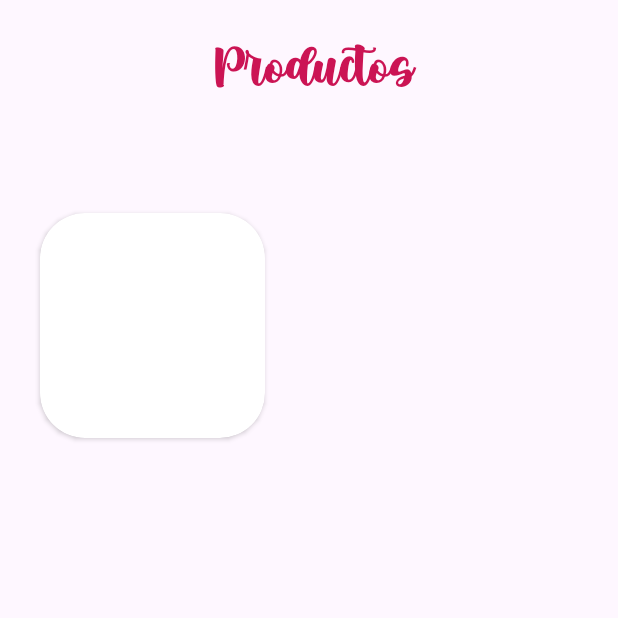
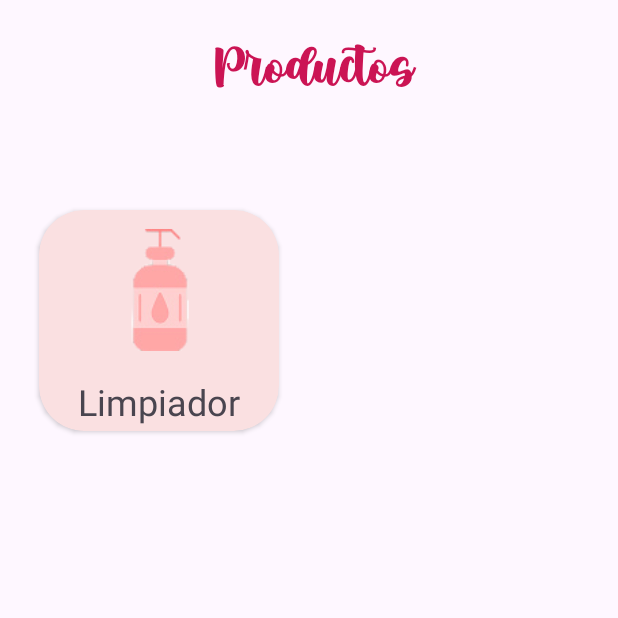
Before and after one commit to clauOrellanaA/wamans20251, an Android app: the Productos screen opened directly, with no data from a screen before it, on a phone screen of 412 x 824 dp, the top half of it. Run offline under Robolectric (Android 15) with nearby library versions, the phone set to English and light mode, and no system bars.

Commit message:
Commit Productos fase1

```diff
--- a/app/src/main/res/layout/activity_productos.xml
+++ b/app/src/main/res/layout/activity_productos.xml
@@ -18,15 +18,43 @@
         app:layout_constraintTop_toTopOf="parent"/>
 
     <androidx.cardview.widget.CardView
-        android:layout_width="150dp"
-        android:layout_height="150dp"
+        android:layout_width="160dp"
+        android:layout_height="147dp"
+        android:backgroundTint="@color/botonboton"
         app:cardCornerRadius="30dp"
         app:layout_constraintBottom_toBottomOf="parent"
         app:layout_constraintEnd_toEndOf="parent"
         app:layout_constraintHorizontal_bias="0.103"
         app:layout_constraintStart_toStartOf="parent"
         app:layout_constraintTop_toTopOf="parent"
-        app:layout_constraintVertical_bias="0.187" />
+        app:layout_constraintVertical_bias="0.183">
+
+        <LinearLayout
+            android:layout_width="match_parent"
+            android:layout_height="match_parent"
+            android:orientation="vertical"
+            android:gravity="center"
+            android:padding="1dp">
+
+        <ImageView
+            android:id="@+id/imagenlimpiador_pantallaProductos"
+            android:layout_width="100dp"
+            android:layout_height="100dp"
+            android:src="@mipmap/limpiador"
+            android:layout_gravity="center"
+            android:layout_marginBottom="8dp"/>
+
+        <TextView
+            android:id="@+id/boton_limpiador_pantallaProductos"
+            android:layout_width="wrap_content"
+            android:layout_height="wrap_content"
+            android:text="@string/limpiador"
+            android:textSize="24sp"
+            android:textAlignment="center"
+            app:style="@style/TitulosRosa" />
+        </LinearLayout>
+
+    </androidx.cardview.widget.CardView>
 
 
 </androidx.constraintlayout.widget.ConstraintLayout>
--- a/app/src/main/res/values/colors.xml
+++ b/app/src/main/res/values/colors.xml
@@ -12,6 +12,7 @@
     <color name="mixta">#ECA5BE</color>
     <color name="grasa">#DC5987</color>
     <color name="casiguindotrans">#66CB1454</color>
+    <color name="botonboton">#FAE0E1</color>
 
 
 </resources>
```
Also changed, not shown: app/src/main/res/mipmap-hdpi/limpiador.png (added).
